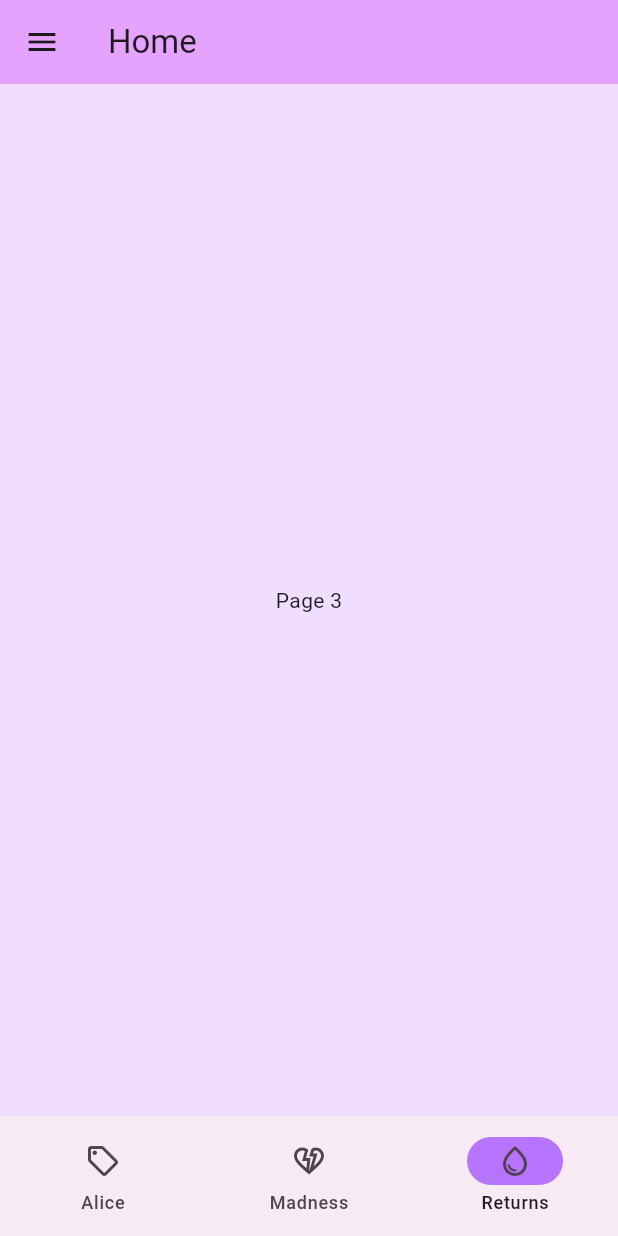
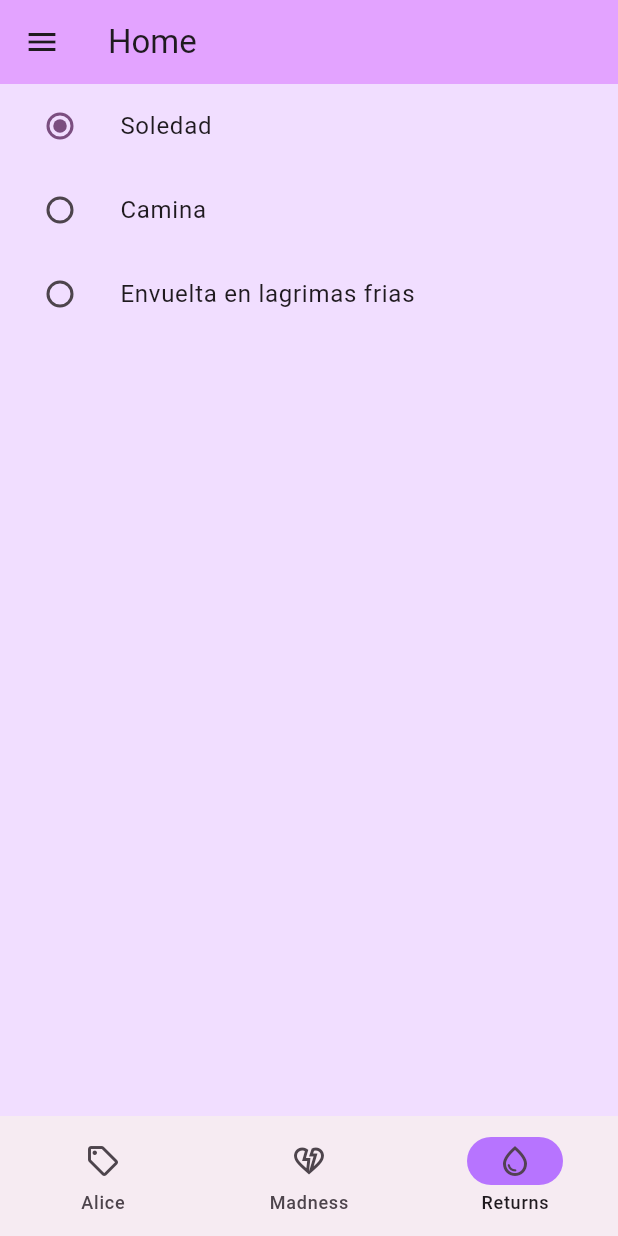
Before and after one commit to iram-t/Flutter_proyecto_u1, a Flutter app: the screen it shows after launch, item 3 of the bottom bar chosen, on a phone screen of 412 x 824 dp. Run offline on Flutter 3.47's test engine with Material 2 defaults, Android fonts, the phone set to English and light mode, and no system bars.

```diff
--- a/lib/main.dart
+++ b/lib/main.dart
@@ -77,7 +77,7 @@ class _NaviState extends State<Navi> {
         Container(
           color: const Color.fromRGBO(241, 222, 255, 1),
           alignment: Alignment.center,
-          child: const Text('Page 3'),
+          child: const RadioExample(),
         ),
       ][currentPageIndex],
     );
@@ -162,30 +162,90 @@ class PrimalCheck extends StatefulWidget {
 
 class _PrimalCheck extends State<PrimalCheck> {
   bool isChecked = false;
+  bool isChecked1 = false;
 
   @override
   Widget build(BuildContext context) {
-    Color getColor(Set<MaterialState> states) {
-      const Set<MaterialState> interactiveStates = <MaterialState>{
-        MaterialState.pressed,
-        MaterialState.hovered,
-        MaterialState.focused,
-      };
-      if (states.any(interactiveStates.contains)) {
-        return Colors.blue;
-      }
-      return Colors.red;
-    }
-
-    return Checkbox(
+    return Column(
+      children: <Widget>[
+        CheckboxListTile(
+          title: Text('Quiero cafe'),
           checkColor: Colors.white,
-      fillColor: MaterialStateProperty.resolveWith(getColor),
           value: isChecked,
           onChanged: (bool? value) {
             setState(() {
               isChecked = value!;
             });
           },
+        ),
+        CheckboxListTile(
+          title: Text('Metroid Dread'),
+          checkColor: Colors.white,
+          value: isChecked1,
+          onChanged: (bool? value) {
+            setState(() {
+              isChecked1 = value!;
+            });
+          },
+        ),
+      ],
+    );
+  }
+}
+
+enum SingingCharacter { soledad, camina, lagrimas }
+
+class RadioExample extends StatefulWidget {
+  const RadioExample({super.key});
+
+  @override
+  State<RadioExample> createState() => _RadioExampleState();
+}
+
+class _RadioExampleState extends State<RadioExample> {
+  SingingCharacter? _character = SingingCharacter.soledad;
+
+  @override
+  Widget build(BuildContext context) {
+    return Column(
+      children: <Widget>[
+        ListTile(
+          title: const Text('Soledad'),
+          leading: Radio<SingingCharacter>(
+            value: SingingCharacter.soledad,
+            groupValue: _character,
+            onChanged: (SingingCharacter? value) {
+              setState(() {
+                _character = value;
+              });
+            },
+          ),
+        ),
+        ListTile(
+          title: const Text('Camina'),
+          leading: Radio<SingingCharacter>(
+            value: SingingCharacter.camina,
+            groupValue: _character,
+            onChanged: (SingingCharacter? value) {
+              setState(() {
+                _character = value;
+              });
+            },
+          ),
+        ),
+        ListTile(
+          title: const Text('Envuelta en lagrimas frias'),
+          leading: Radio<SingingCharacter>(
+            value: SingingCharacter.lagrimas,
+            groupValue: _character,
+            onChanged: (SingingCharacter? value) {
+              setState(() {
+                _character = value;
+              });
+            },
+          ),
+        ),
+      ],
     );
   }
 }
```
Lines whose indentation alone changed are shown as unchanged.
